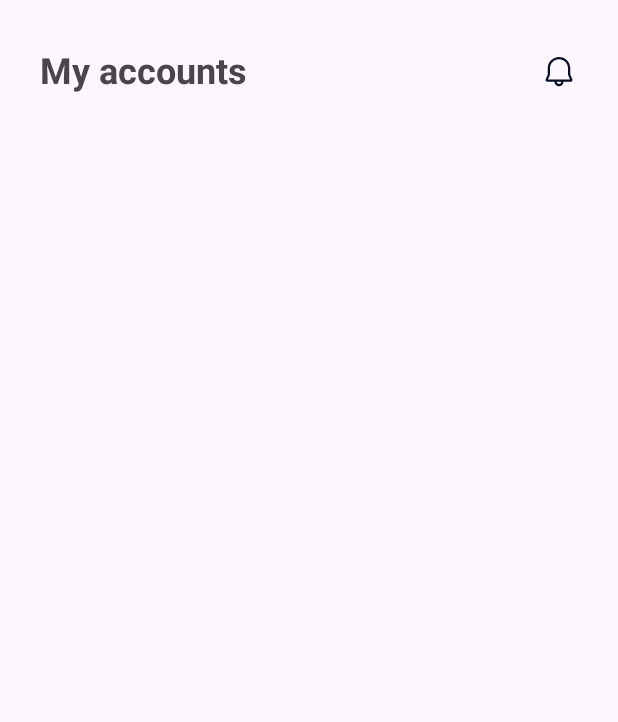
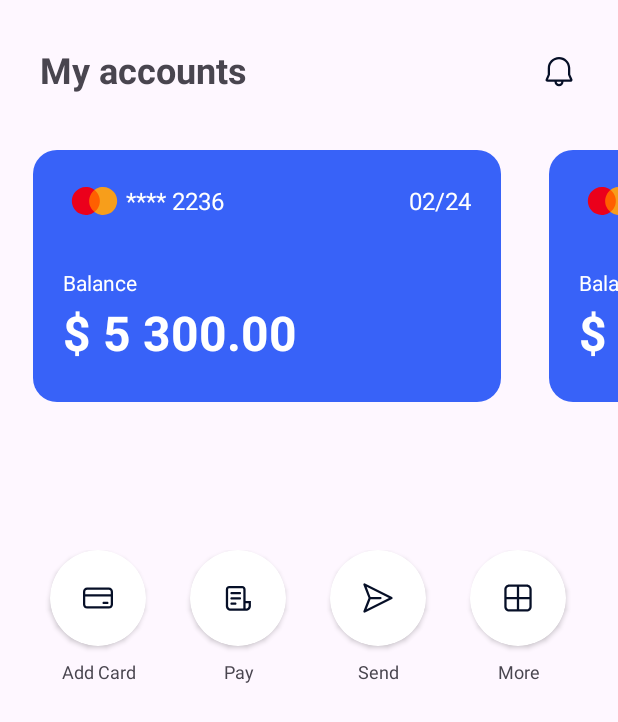
Before and after one commit to Nomonjon0124/Mobile_Bank, an Android app: the screen it shows after launch (MainActivity), on a phone screen of 412 x 824 dp. Shown: the top 722 px of the screen. Run offline under Robolectric (Android 15) with nearby library versions, the phone set to English and light mode, and no system bars; our stand-ins replace Dagger/Hilt's generated code, Room's generated code.

Commit message:
card qo'shildi

```diff
--- /dev/null
+++ b/app/src/main/res/drawable/payment.xml
@@ -0,0 +1,9 @@
+<vector xmlns:android="http://schemas.android.com/apk/res/android"
+    android:width="24dp"
+    android:height="24dp"
+    android:viewportWidth="24"
+    android:viewportHeight="24">
+  <path
+      android:pathData="M15.75,14.5C15.336,14.5 15,14.836 15,15.25C15,15.664 15.336,16 15.75,16H18.25C18.664,16 19,15.664 19,15.25C19,14.836 18.664,14.5 18.25,14.5H15.75ZM4.75,5C3.231,5 2,6.231 2,7.75V16.25C2,17.769 3.231,19 4.75,19H19.25C20.769,19 22,17.769 22,16.25V7.75C22,6.231 20.769,5 19.25,5H4.75ZM3.5,16.25V11H20.5V16.25C20.5,16.94 19.94,17.5 19.25,17.5H4.75C4.06,17.5 3.5,16.94 3.5,16.25ZM3.5,9.5V7.75C3.5,7.06 4.06,6.5 4.75,6.5H19.25C19.94,6.5 20.5,7.06 20.5,7.75V9.5H3.5Z"
+      android:fillColor="#060F27"/>
+</vector>
--- /dev/null
+++ b/app/src/main/res/drawable/receipt.xml
@@ -0,0 +1,9 @@
+<vector xmlns:android="http://schemas.android.com/apk/res/android"
+    android:width="25dp"
+    android:height="24dp"
+    android:viewportWidth="25"
+    android:viewportHeight="24">
+  <path
+      android:pathData="M4.5,6.25C4.5,5.007 5.507,4 6.75,4H15.25C16.493,4 17.5,5.007 17.5,6.25V14H21V17.25C21,19.045 19.545,20.5 17.75,20.5H7.75C5.955,20.5 4.5,19.045 4.5,17.25V6.25ZM17.5,15.5V19H17.75C18.716,19 19.5,18.216 19.5,17.25V15.5H17.5ZM16,19V6.25C16,5.836 15.664,5.5 15.25,5.5H6.75C6.336,5.5 6,5.836 6,6.25V17.25C6,18.216 6.784,19 7.75,19H16ZM7.5,8.75C7.5,8.336 7.836,8 8.25,8H13.75C14.164,8 14.5,8.336 14.5,8.75C14.5,9.164 14.164,9.5 13.75,9.5H8.25C7.836,9.5 7.5,9.164 7.5,8.75ZM7.5,12.25C7.5,11.836 7.836,11.5 8.25,11.5H13.75C14.164,11.5 14.5,11.836 14.5,12.25C14.5,12.664 14.164,13 13.75,13H8.25C7.836,13 7.5,12.664 7.5,12.25ZM7.5,15.75C7.5,15.336 7.836,15 8.25,15H10.75C11.164,15 11.5,15.336 11.5,15.75C11.5,16.164 11.164,16.5 10.75,16.5H8.25C7.836,16.5 7.5,16.164 7.5,15.75Z"
+      android:fillColor="#060F27"/>
+</vector>
--- /dev/null
+++ b/app/src/main/res/drawable/send.xml
@@ -0,0 +1,9 @@
+<vector xmlns:android="http://schemas.android.com/apk/res/android"
+    android:width="24dp"
+    android:height="24dp"
+    android:viewportWidth="24"
+    android:viewportHeight="24">
+  <path
+      android:pathData="M5.694,12L2.299,3.272C2.063,2.665 2.655,2.084 3.241,2.29L3.334,2.329L21.334,11.329C21.852,11.589 21.884,12.298 21.431,12.613L21.334,12.671L3.334,21.671C2.751,21.962 2.117,21.427 2.269,20.824L2.299,20.728L5.694,12L2.299,3.272L5.694,12ZM4.402,4.541L7.011,11.25L13.639,11.25C14.018,11.25 14.332,11.532 14.382,11.898L14.389,12C14.389,12.38 14.106,12.694 13.74,12.743L13.639,12.75L7.011,12.75L4.402,19.46L19.321,12L4.402,4.541Z"
+      android:fillColor="#060F27"/>
+</vector>
--- /dev/null
+++ b/app/src/main/res/drawable/shape.xml
@@ -0,0 +1,7 @@
+<?xml version="1.0" encoding="utf-8"?>
+<shape xmlns:android="http://schemas.android.com/apk/res/android"
+    android:shape="oval"
+    >
+    <solid android:color="#D55555" />
+
+</shape>
--- /dev/null
+++ b/app/src/main/res/drawable/table.xml
@@ -0,0 +1,9 @@
+<vector xmlns:android="http://schemas.android.com/apk/res/android"
+    android:width="25dp"
+    android:height="24dp"
+    android:viewportWidth="25"
+    android:viewportHeight="24">
+  <path
+      android:pathData="M3.5,6.25C3.5,4.455 4.955,3 6.75,3H18.25C20.045,3 21.5,4.455 21.5,6.25V17.75C21.5,19.545 20.045,21 18.25,21H6.75C4.955,21 3.5,19.545 3.5,17.75V6.25ZM6.75,4.5C5.784,4.5 5,5.284 5,6.25V11.25H11.75V4.5H6.75ZM11.75,12.75H5V17.75C5,18.716 5.784,19.5 6.75,19.5H11.75V12.75ZM13.25,12.75V19.5H18.25C19.216,19.5 20,18.716 20,17.75V12.75H13.25ZM20,11.25V6.25C20,5.284 19.216,4.5 18.25,4.5H13.25V11.25H20Z"
+      android:fillColor="#060F27"/>
+</vector>
--- a/app/src/main/res/layout/fragmnet_home.xml
+++ b/app/src/main/res/layout/fragmnet_home.xml
@@ -33,10 +33,159 @@
     </LinearLayout>
 
     <androidx.recyclerview.widget.RecyclerView
-        android:layout_width="match_parent"
+        android:id="@+id/rv_cards"
+        android:layout_width="wrap_content"
         android:layout_height="wrap_content"
         android:layout_marginTop="100dp"
+        android:orientation="horizontal"
         app:layoutManager="androidx.recyclerview.widget.LinearLayoutManager"
         tools:listitem="@layout/item_card" />
 
+    <LinearLayout
+        android:layout_width="358dp"
+        android:layout_height="90dp"
+        android:layout_gravity="center">
+
+        <FrameLayout
+            android:layout_width="78dp"
+            android:layout_height="90dp">
+
+            <FrameLayout
+                android:layout_width="match_parent"
+                android:layout_height="match_parent">
+
+                <androidx.cardview.widget.CardView
+                    android:layout_width="64dp"
+                    android:layout_height="64dp"
+                    android:layout_gravity="center|top"
+                    app:cardCornerRadius="100dp">
+
+                    <ImageView
+                        android:layout_width="wrap_content"
+                        android:layout_height="wrap_content"
+                        android:layout_gravity="center"
+                        android:background="@drawable/payment" />
+                </androidx.cardview.widget.CardView>
+
+                <TextView
+                    android:layout_width="58dp"
+                    android:layout_height="18dp"
+                    android:layout_gravity="center|bottom"
+                    android:gravity="center"
+                    android:text="Add Card"
+                    android:textSize="12sp" />
+
+            </FrameLayout>
+        </FrameLayout>
+
+        <Space
+            android:layout_width="wrap_content"
+            android:layout_height="0dp"
+            android:layout_weight="1" />
+
+        <FrameLayout
+            android:layout_width="78dp"
+            android:layout_height="90dp">
+
+            <FrameLayout
+                android:layout_width="match_parent"
+                android:layout_height="match_parent">
+
+                <androidx.cardview.widget.CardView
+                    android:layout_width="64dp"
+                    android:layout_height="64dp"
+                    android:layout_gravity="center|top"
+                    app:cardCornerRadius="100dp">
+
+                    <ImageView
+                        android:layout_width="wrap_content"
+                        android:layout_height="wrap_content"
+                        android:layout_gravity="center"
+                        android:background="@drawable/receipt" />
+                </androidx.cardview.widget.CardView>
+
+                <TextView
+                    android:layout_width="58dp"
+                    android:layout_height="18dp"
+                    android:layout_gravity="center|bottom"
+                    android:gravity="center"
+                    android:text="Pay"
+                    android:textSize="12sp" />
+
+            </FrameLayout>
+        </FrameLayout>
+
+        <Space
+            android:layout_width="wrap_content"
+            android:layout_height="0dp"
+            android:layout_weight="1" />
+
+        <FrameLayout
+            android:layout_width="78dp"
+            android:layout_height="90dp">
+
+            <FrameLayout
+                android:layout_width="match_parent"
+                android:layout_height="match_parent">
+
+                <androidx.cardview.widget.CardView
+                    android:layout_width="64dp"
+                    android:layout_height="64dp"
+                    android:layout_gravity="center|top"
+                    app:cardCornerRadius="100dp">
+
+                    <ImageView
+                        android:layout_width="wrap_content"
+                        android:layout_height="wrap_content"
+                        android:layout_gravity="center"
+                        android:background="@drawable/send" />
+                </androidx.cardview.widget.CardView>
+
+                <TextView
+                    android:layout_width="58dp"
+                    android:layout_height="18dp"
+                    android:layout_gravity="center|bottom"
+                    android:gravity="center"
+                    android:text="Send"
+                    android:textSize="12sp" />
+
+            </FrameLayout>
+        </FrameLayout>
+
+        <Space
+            android:layout_width="wrap_content"
+            android:layout_height="0dp"
+            android:layout_weight="1" />
+
+        <FrameLayout
+            android:layout_width="78dp"
+            android:layout_height="90dp">
+
+            <FrameLayout
+                android:layout_width="match_parent"
+                android:layout_height="match_parent">
+
+                <androidx.cardview.widget.CardView
+                    android:layout_width="64dp"
+                    android:layout_height="64dp"
+                    android:layout_gravity="center|top"
+                    app:cardCornerRadius="100dp">
+
+                    <ImageView
+                        android:layout_width="wrap_content"
+                        android:layout_height="wrap_content"
+                        android:layout_gravity="center"
+                        android:background="@drawable/table" />
+                </androidx.cardview.widget.CardView>
+
+                <TextView
+                    android:layout_width="58dp"
+                    android:layout_height="18dp"
+                    android:layout_gravity="center|bottom"
+                    android:gravity="center"
+                    android:text="More"
+                    android:textSize="12sp" />
+            </FrameLayout>
+        </FrameLayout>
+    </LinearLayout>
 </FrameLayout>
--- a/app/src/main/res/layout/item_card.xml
+++ b/app/src/main/res/layout/item_card.xml
@@ -1,7 +1,9 @@
 <?xml version="1.0" encoding="utf-8"?>
 <LinearLayout xmlns:android="http://schemas.android.com/apk/res/android"
-    android:layout_width="match_parent"
-    android:layout_height="match_parent"
+    android:layout_width="wrap_content"
+    android:layout_height="wrap_content"
+    android:layout_marginEnd="10dp"
+    android:paddingStart="22dp"
 
     >
 
```
